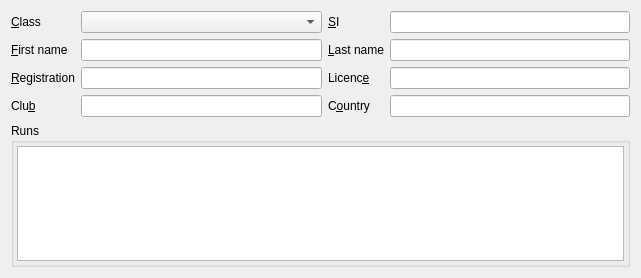
Qt form quickevent/app/plugins/qml/Competitors/src/competitorwidget.ui (Quick-Event/quickbox) before a commit.
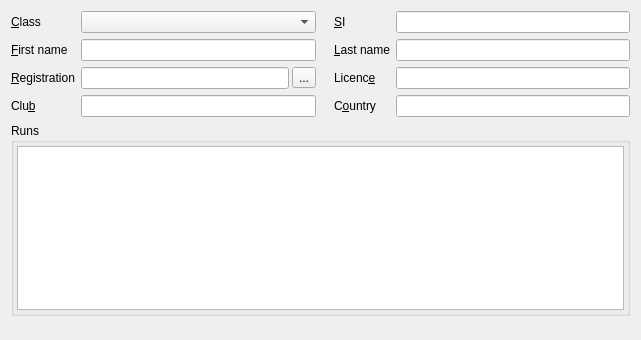
The same form after that commit. Custom widgets are drawn as their Qt base class.

Commit message: quickevent: competitor can be added from registrations

The edit to the form file:
```diff
--- a/quickevent/app/plugins/qml/Competitors/src/competitorwidget.ui
+++ b/quickevent/app/plugins/qml/Competitors/src/competitorwidget.ui
@@ -7,13 +7,80 @@
     <x>0</x>
     <y>0</y>
     <width>641</width>
-    <height>278</height>
+    <height>340</height>
    </rect>
   </property>
   <property name="windowTitle">
    <string>Form</string>
   </property>
   <layout class="QGridLayout" name="gridLayout">
+   <item row="1" column="5">
+    <widget class="qf::qmlwidgets::LineEdit" name="lineEdit_3">
+     <property name="dataId" stdset="0">
+      <string>competitors.lastName</string>
+     </property>
+    </widget>
+   </item>
+   <item row="0" column="0">
+    <widget class="QLabel" name="label">
+     <property name="text">
+      <string>&amp;Class</string>
+     </property>
+     <property name="buddy">
+      <cstring>cbxClass</cstring>
+     </property>
+    </widget>
+   </item>
+   <item row="3" column="4">
+    <widget class="QLabel" name="label_8">
+     <property name="text">
+      <string>C&amp;ountry</string>
+     </property>
+     <property name="buddy">
+      <cstring>lineEdit_7</cstring>
+     </property>
+    </widget>
+   </item>
+   <item row="0" column="5">
+    <widget class="qf::qmlwidgets::LineEdit" name="lineEdit">
+     <property name="alignment">
+      <set>Qt::AlignRight|Qt::AlignTrailing|Qt::AlignVCenter</set>
+     </property>
+     <property name="dataId" stdset="0">
+      <string>competitors.siId</string>
+     </property>
+    </widget>
+   </item>
+   <item row="2" column="0">
+    <widget class="QLabel" name="label_6">
+     <property name="text">
+      <string>&amp;Registration</string>
+     </property>
+     <property name="buddy">
+      <cstring>lineEdit_4</cstring>
+     </property>
+    </widget>
+   </item>
+   <item row="1" column="0">
+    <widget class="QLabel" name="label_3">
+     <property name="text">
+      <string>&amp;First name</string>
+     </property>
+     <property name="buddy">
+      <cstring>lineEdit_2</cstring>
+     </property>
+    </widget>
+   </item>
+   <item row="1" column="4">
+    <widget class="QLabel" name="label_4">
+     <property name="text">
+      <string>&amp;Last name</string>
+     </property>
+     <property name="buddy">
+      <cstring>lineEdit_3</cstring>
+     </property>
+    </widget>
+   </item>
    <item row="3" column="1">
     <widget class="qf::qmlwidgets::LineEdit" name="lineEdit_6">
      <property name="dataId" stdset="0">
@@ -21,6 +88,33 @@
      </property>
     </widget>
    </item>
+   <item row="2" column="4">
+    <widget class="QLabel" name="label_5">
+     <property name="text">
+      <string>Licenc&amp;e</string>
+     </property>
+     <property name="buddy">
+      <cstring>lineEdit_5</cstring>
+     </property>
+    </widget>
+   </item>
+   <item row="0" column="4">
+    <widget class="QLabel" name="label_2">
+     <property name="text">
+      <string>&amp;SI</string>
+     </property>
+     <property name="buddy">
+      <cstring>lineEdit</cstring>
+     </property>
+    </widget>
+   </item>
+   <item row="3" column="5">
+    <widget class="qf::qmlwidgets::LineEdit" name="lineEdit_7">
+     <property name="dataId" stdset="0">
+      <string>competitors.country</string>
+     </property>
+    </widget>
+   </item>
    <item row="0" column="1">
     <widget class="qf::qmlwidgets::ForeignKeyComboBox" name="cbxClass">
      <property name="dataId" stdset="0">
@@ -28,33 +122,6 @@
      </property>
     </widget>
    </item>
-   <item row="3" column="0">
-    <widget class="QLabel" name="label_7">
-     <property name="text">
-      <string>Clu&amp;b</string>
-     </property>
-     <property name="buddy">
-      <cstring>lineEdit_6</cstring>
-     </property>
-    </widget>
-   </item>
-   <item row="2" column="3">
-    <widget class="qf::qmlwidgets::LineEdit" name="lineEdit_5">
-     <property name="dataId" stdset="0">
-      <string>competitors.licence</string>
-     </property>
-    </widget>
-   </item>
-   <item row="3" column="2">
-    <widget class="QLabel" name="label_8">
-     <property name="text">
-      <string>C&amp;ountry</string>
-     </property>
-     <property name="buddy">
-      <cstring>lineEdit_7</cstring>
-     </property>
-    </widget>
-   </item>
    <item row="1" column="1">
     <widget class="qf::qmlwidgets::LineEdit" name="lineEdit_2">
      <property name="dataId" stdset="0">
@@ -62,7 +129,20 @@
      </property>
     </widget>
    </item>
-   <item row="4" column="0" colspan="4">
+   <item row="5" column="4">
+    <spacer name="verticalSpacer">
+     <property name="orientation">
+      <enum>Qt::Vertical</enum>
+     </property>
+     <property name="sizeHint" stdset="0">
+      <size>
+       <width>20</width>
+       <height>40</height>
+      </size>
+     </property>
+    </spacer>
+   </item>
+   <item row="4" column="0" colspan="6">
     <widget class="QGroupBox" name="groupBox">
      <property name="title">
       <string>Runs</string>
@@ -89,109 +169,43 @@
      </layout>
     </widget>
    </item>
-   <item row="2" column="2">
-    <widget class="QLabel" name="label_5">
+   <item row="3" column="0">
+    <widget class="QLabel" name="label_7">
      <property name="text">
-      <string>Licenc&amp;e</string>
+      <string>Clu&amp;b</string>
      </property>
      <property name="buddy">
       <cstring>lineEdit_5</cstring>
      </property>
     </widget>
    </item>
-   <item row="1" column="3">
-    <widget class="qf::qmlwidgets::LineEdit" name="lineEdit_3">
+   <item row="2" column="5">
+    <widget class="qf::qmlwidgets::LineEdit" name="lineEdit_5">
      <property name="dataId" stdset="0">
-      <string>competitors.lastName</string>
-     </property>
-    </widget>
-   </item>
-   <item row="3" column="3">
-    <widget class="qf::qmlwidgets::LineEdit" name="lineEdit_7">
-     <property name="dataId" stdset="0">
-      <string>competitors.country</string>
-     </property>
-    </widget>
-   </item>
-   <item row="0" column="0">
-    <widget class="QLabel" name="label">
-     <property name="text">
-      <string>&amp;Class</string>
-     </property>
-     <property name="buddy">
-      <cstring>cbxClass</cstring>
-     </property>
-    </widget>
-   </item>
-   <item row="0" column="2">
-    <widget class="QLabel" name="label_2">
-     <property name="text">
-      <string>&amp;SI</string>
-     </property>
-     <property name="buddy">
-      <cstring>lineEdit</cstring>
-     </property>
-    </widget>
-   </item>
-   <item row="2" column="0">
-    <widget class="QLabel" name="label_6">
-     <property name="text">
-      <string>&amp;Registration</string>
-     </property>
-     <property name="buddy">
-      <cstring>lineEdit_4</cstring>
-     </property>
-    </widget>
-   </item>
-   <item row="5" column="2">
-    <spacer name="verticalSpacer">
-     <property name="orientation">
-      <enum>Qt::Vertical</enum>
-     </property>
-     <property name="sizeHint" stdset="0">
-      <size>
-       <width>20</width>
-       <height>40</height>
-      </size>
-     </property>
-    </spacer>
-   </item>
-   <item row="1" column="2">
-    <widget class="QLabel" name="label_4">
-     <property name="text">
-      <string>&amp;Last name</string>
-     </property>
-     <property name="buddy">
-      <cstring>lineEdit_3</cstring>
+      <string>competitors.licence</string>
      </property>
     </widget>
    </item>
    <item row="2" column="1">
-    <widget class="qf::qmlwidgets::LineEdit" name="lineEdit_4">
-     <property name="dataId" stdset="0">
-      <string>competitors.registration</string>
+    <layout class="QHBoxLayout" name="horizontalLayout_4">
+     <property name="spacing">
+      <number>3</number>
      </property>
-    </widget>
-   </item>
-   <item row="0" column="3">
-    <widget class="qf::qmlwidgets::LineEdit" name="lineEdit">
-     <property name="alignment">
-      <set>Qt::AlignRight|Qt::AlignTrailing|Qt::AlignVCenter</set>
-     </property>
-     <property name="dataId" stdset="0">
-      <string>competitors.siId</string>
-     </property>
-    </widget>
-   </item>
-   <item row="1" column="0">
-    <widget class="QLabel" name="label_3">
-     <property name="text">
-      <string>&amp;First name</string>
-     </property>
-     <property name="buddy">
-      <cstring>lineEdit_2</cstring>
-     </property>
-    </widget>
+     <item>
+      <widget class="qf::qmlwidgets::LineEdit" name="lineEdit_4">
+       <property name="dataId" stdset="0">
+        <string>competitors.registration</string>
+       </property>
+      </widget>
+     </item>
+     <item>
+      <widget class="QToolButton" name="btChooseFromRegistrations">
+       <property name="text">
+        <string>...</string>
+       </property>
+      </widget>
+     </item>
+    </layout>
    </item>
   </layout>
  </widget>
```
Left out of the diff: 3 changed lines with no effect on the pictures. The commit also changes 7 other files.
